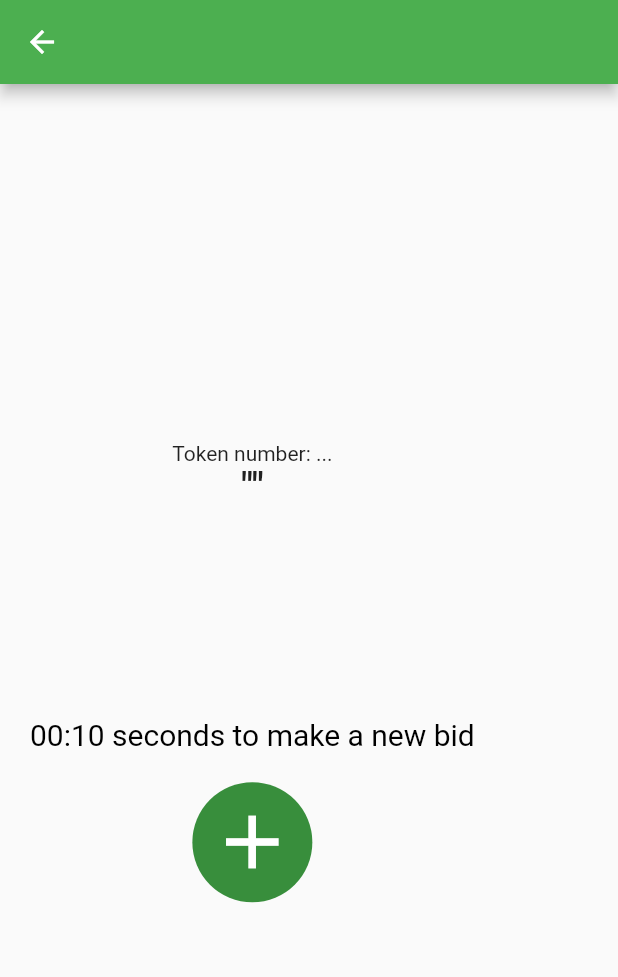
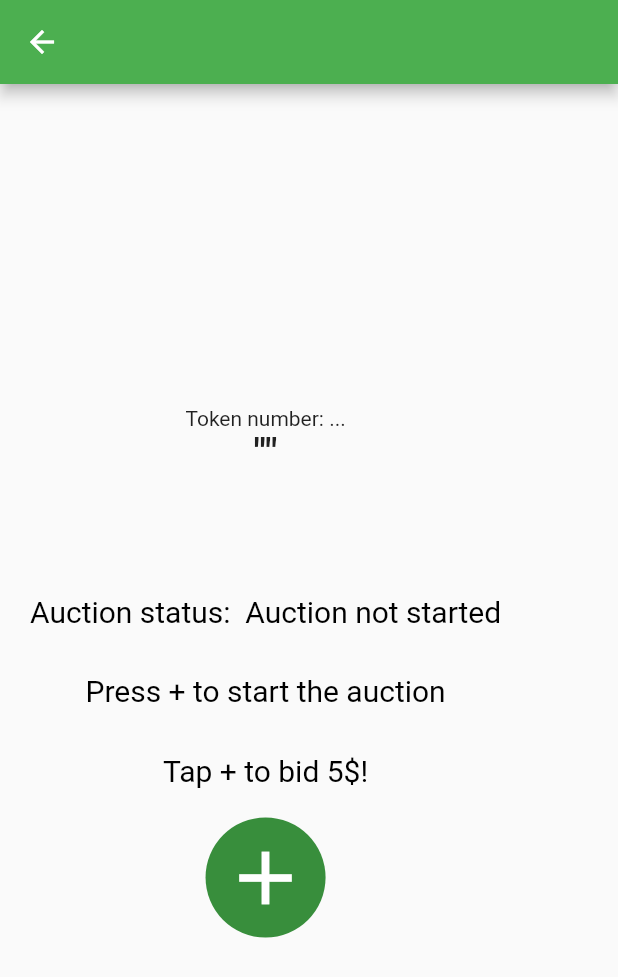
Before and after one commit to tdrts/Thesis-work, a Flutter app: the LyricScreen screen opened directly with empty values, on a phone screen of 412 x 824 dp. Shown: the top 977 px of the screen. Run offline on Flutter 3.47's test engine with Material 2 defaults, Android fonts, the phone set to English and light mode, and no system bars; our stand-ins replace audioplayers, cloud_firestore, firebase_core, flutter_dotenv, google_sign_in; missing offline and left inert: web3dart; accounts and stored records are empty.

Commit message:
Added price. Added auction info about price, status

```diff
--- a/versalis/lib/lyricScreen.dart
+++ b/versalis/lib/lyricScreen.dart
@@ -12,6 +12,7 @@ import 'package:url_launcher/url_launcher.dart';
 
 //length of the auction
 const SECONDS = 10;
+const INITIAL_PRICE = 5;
 final blockchainController = BlockchainController.instance;
 
 class LyricScreen extends StatefulWidget {
@@ -37,6 +38,9 @@ class _LyricScreenState extends State<LyricScreen> {
   AuctionItem? item;
   Timer? timer;
   int seconds = SECONDS;
+  int price = INITIAL_PRICE;
+  bool isAuctionActive = false;
+  bool? winning;
 
   @override
   void initState() {
@@ -49,6 +53,7 @@ class _LyricScreenState extends State<LyricScreen> {
           .get().then ((event) {
         if (event.docs.isNotEmpty){
           //print("auction in progress");
+          isAuctionActive = true;
           var current = AuctionItem.fromJson(event.docs[0].data());
 
           setState(() {
@@ -57,6 +62,13 @@ class _LyricScreenState extends State<LyricScreen> {
           });
 
           seconds = SECONDS - DateTime.now().subtract(Duration(seconds: item!.biddings.last.time.second)).second;
+          price = item!.biddings.last.price;
+
+          if (item!.biddings.last.userEmail == widget.email){
+            winning = true;
+          } else {
+            winning = false;
+          }
 
           // print("after setState is $seconds");
           // print(item!.biddings.last.time!);
@@ -65,14 +77,20 @@ class _LyricScreenState extends State<LyricScreen> {
 
           if (item!.biddings.last.time.add(const Duration(seconds: SECONDS)).isBefore(DateTime.now())){
             print("no more time for bidding");
+            int winnerPrice = item!.biddings.last.price;
 
             addTransactionToServer(
                 userEmail: item!.biddings.last.userEmail,
                 songId: widget.songId,
-                lyricIndex: widget.lyricIndex).then((value){
+                lyricIndex: widget.lyricIndex,
+                price : winnerPrice,).then((value){
               setState(() {});
             });
+            print("winer price after add trans to server $price");
 
+            price = INITIAL_PRICE;
+            print("price after reinit $price");
+            isAuctionActive = false;
             timer.cancel();
           }
         } else {
@@ -110,7 +128,7 @@ class _LyricScreenState extends State<LyricScreen> {
               builder: (context, snapshot) {
                 if (snapshot.hasData) {
                   blockchainController.tokenCounter = snapshot.data!;
-                  return Text('\nToken number ${blockchainController.tokenCounter}');
+                  return Text('${blockchainController.tokenCounter} minted tokens until now');
                 } else {
                   return Text('\nToken number: ...');
                 }
@@ -119,12 +137,12 @@ class _LyricScreenState extends State<LyricScreen> {
             Text(
               '"${widget.lyric}"',
               style: const TextStyle(
-                fontSize: 24,
+                fontSize: 25,
                 fontWeight: FontWeight.bold,
               ),
               textAlign: TextAlign.center,
             ),
-            const SizedBox(height: 100),
+            const SizedBox(height: 80),
             FutureBuilder<TransactionLyric?>(
               future: checkIfLyricsWasBought(widget.songId, widget.lyricIndex),
               builder: (BuildContext context, AsyncSnapshot<TransactionLyric?> snapshot) {
@@ -134,21 +152,25 @@ class _LyricScreenState extends State<LyricScreen> {
                   if (snapshot.hasData && snapshot.data != null) {
                     //print('lyric is bought');
                     timer?.cancel();
+                    String lyricOwner = 'Owner: ${snapshot.data!.userEmail}';
+                    if (snapshot.data!.userEmail == widget.email) {
+                      lyricOwner = "You are the happy owner of this lyric!";
+                    }
                     return Column(
                       children: [
                         Text(
-                          'Owner: ${snapshot.data!.userEmail}',
+                          '$lyricOwner',
                           style: const TextStyle(
-                            fontSize: 15,
+                            fontSize: 18,
                             color: Colors.black,
                           ),
                         ),
-                        const SizedBox(height: 20),
+                        const SizedBox(height: 40),
                         InkWell(
                           child: Text(
-                            'NFT Link: ${snapshot.data!.link}',
+                            'NFT Link: ${snapshot.data!.link}. Tap to open!',
                             style: const TextStyle(
-                              fontSize: 15,
+                              fontSize: 18,
                               color: Colors.black,
                             ),
                             textAlign: TextAlign.center,
@@ -166,14 +188,41 @@ class _LyricScreenState extends State<LyricScreen> {
                     );
                   } else {
                     //print('lyric is NOT bought');
+                    String auctionStatus = "00:$seconds seconds remaining";
+                    if (isAuctionActive == false) {
+                      auctionStatus = "Press + to start the auction";
+                    }
+
+                    String winningStatus = "Auction not started";
+                    if (isAuctionActive == true) {
+                      if (winning! == true) {
+                        winningStatus = "You are WINNING";
+                      } else {
+                        winningStatus = "You are LOSING";
+                      }
+                    }
+
                     return Column(
                       children: [
-                        const SizedBox(height: 40),
-                        Text("00:$seconds seconds to make a new bid",
+                        Text("Auction status: \t$winningStatus",
+                          style: const TextStyle(
+                            fontSize: 20,
+                            color: Colors.black,
+                          ),
+                        ),
+                        const SizedBox(height: 30),
+                        Text(auctionStatus,
                           style: const TextStyle(
                           fontSize: 20,
                           color: Colors.black,
                         ),
+                        ),
+                        const SizedBox(height: 30),
+                        Text("Tap + to bid $price\$!",
+                          style: const TextStyle(
+                            fontSize: 20,
+                            color: Colors.black,
+                          ),
                         ),
                         const SizedBox(height: 20),
                         CircleAvatar(
@@ -182,7 +231,8 @@ class _LyricScreenState extends State<LyricScreen> {
                             icon: const Icon(Icons.add),
                             iconSize: 60,
                             onPressed: () {
-                              addBidToServer(widget.email, widget.songId, widget.lyricIndex, 55);
+                              price++;
+                              addBidToServer(widget.email, widget.songId, widget.lyricIndex, price);
                             },
                           ),
                         ),
@@ -211,6 +261,7 @@ Future addBidToServer(String userEmail, String song, int index, int price) {
     if (event.docs.isEmpty) {
       final docUser = FirebaseFirestore.instance.collection('auctionItems').doc();
       final bid = Bid(userEmail, price, DateTime.now());
+      print("price for the first bid $price");
       final item = AuctionItem(song, index, [bid]);
 
       final json = item.toJson();
@@ -226,13 +277,14 @@ Future addBidToServer(String userEmail, String song, int index, int price) {
       current.biddings.add(bid);
       final json = current.toJson();
       print("New bid!");
+      print("price for the new bid $price");
       return docUser.update(json);
     }
   });
 }
 
 
-Future<void> addTransactionToServer({required String userEmail, required String songId, required int lyricIndex, int price = 10}) async {
+Future<void> addTransactionToServer({required String userEmail, required String songId, required int lyricIndex,required int price}) async {
 
   TransactionLyric? isBought = await checkIfLyricsWasBought(songId, lyricIndex);
   if (isBought != null) {
@@ -243,9 +295,11 @@ Future<void> addTransactionToServer({required String userEmail, required String
   final transaction = TransactionLyric(docUser.id, userEmail, songId, lyricIndex, price,
       "https://testnets.opensea.io/assets/mumbai/${blockchainController.CONTRACT_ADDRESS}/${blockchainController.tokenCounter}");
 
+  print("winning price $price");
+
   String url = r'ipfs://' + blockchainController.JSON_CID! + r'/' + '${songId}_${lyricIndex}.json';
 
-  blockchainController.mintStream(url);
+  //blockchainController.mintStream(url);
 
   final json = transaction.toJson();
   await docUser.set(json);
```
